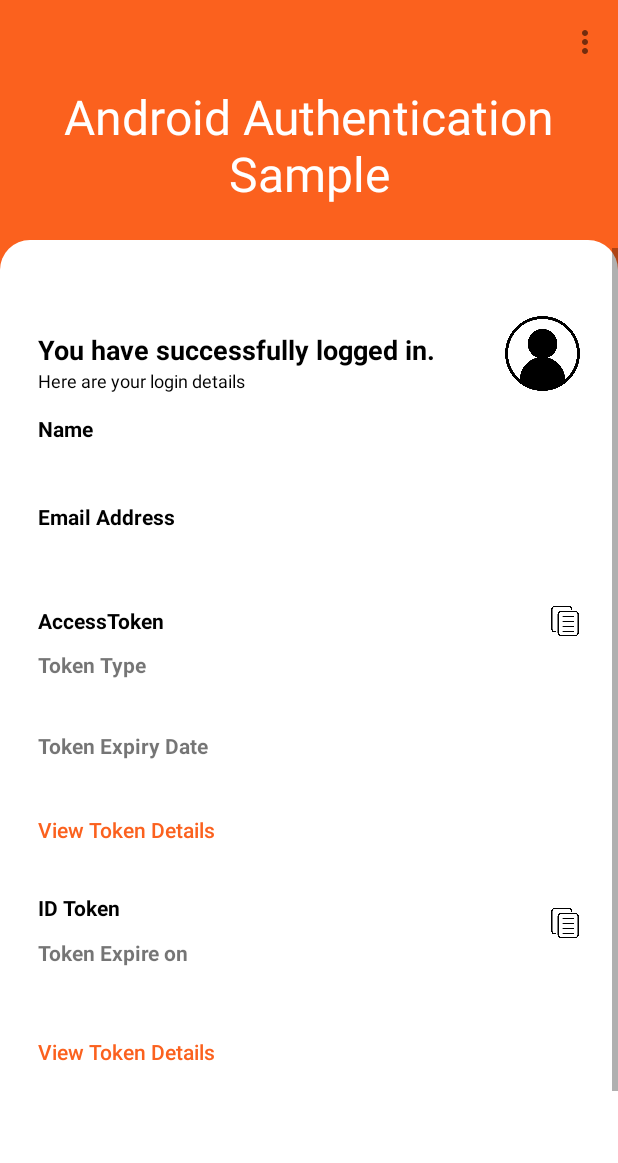
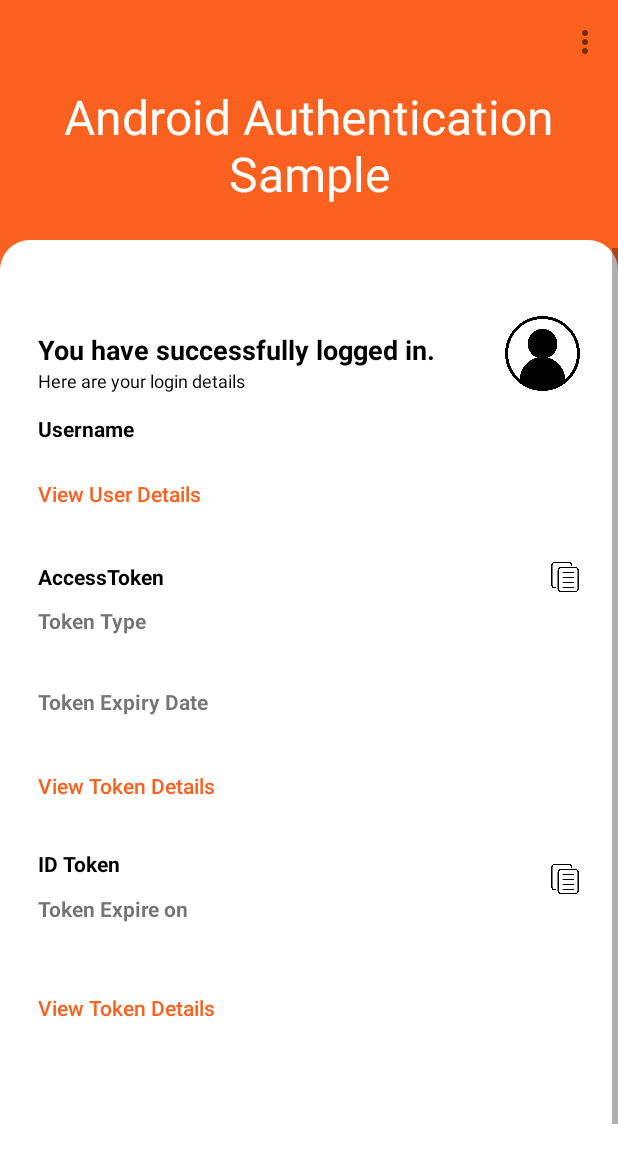
Before and after one commit to wso2-attic/identity-samples-android, an Android app: the UserInfoActivity screen opened directly, with no data from a screen before it, on a phone screen of 412 x 824 dp. Shown: the top 1163 px of the screen. Run offline under Robolectric (Android 15) with nearby library versions, the phone set to English and light mode, and no system bars; libraries missing offline, so code that uses them is left out: org.wso2.identity; 8 statements that could not run were skipped.

Commit message:
Show user attributes dynamically

```diff
--- a/app/build.gradle
+++ b/app/build.gradle
@@ -53,7 +53,7 @@ dependencies {
     testImplementation 'junit:junit:4.12'
     androidTestImplementation 'androidx.test.ext:junit:1.1.1'
     androidTestImplementation 'androidx.test.espresso:espresso-core:3.2.0'
-    implementation 'org.wso2.identity.sdk.android.oidc:wso2-oidc-sdk:0.0.3'
+    implementation 'org.wso2.identity.sdk.android.oidc:wso2-oidc-sdk:0.0.5'
 
 }
 android.defaultConfig.manifestPlaceholders = [
--- a/app/src/main/java/org/wso2/oidc/sample/UserInfoActivity.java
+++ b/app/src/main/java/org/wso2/oidc/sample/UserInfoActivity.java
@@ -53,8 +53,7 @@ public class UserInfoActivity extends AppCompatActivity {
     private LoginService mLoginService;
     private static final String LOG_TAG = "UserInfoActivity";
     private static boolean tokenShown = false;
-    private String mSubject;
-    private String mEmail;
+    private static boolean userShown = false;
     private String mName;
     private String mAccessToken;
     private String mIdToken;
@@ -104,7 +103,58 @@ public class UserInfoActivity extends AppCompatActivity {
         getTokenResponse();
         getIDTokenClaims();
         getUserInfoClaims();
+        getUser();
         getUIContent();
+    }
+
+    private void getUser(){
+
+        mName = mAuthenticationContext.getUser().getUserName();
+        Map<String, Object> attr= mAuthenticationContext.getUser().getAttributes();
+
+        LinearLayout linearLayout = (LinearLayout) findViewById(R.id.user_details);
+
+        for (Map.Entry<String, Object> claimEntry : attr.entrySet()) {
+            Log.i(LOG_TAG, claimEntry.getKey() + " : " + claimEntry.getValue());
+
+            RelativeLayout.LayoutParams keyParams = new RelativeLayout.LayoutParams(RelativeLayout.LayoutParams.MATCH_PARENT,
+                    RelativeLayout.LayoutParams.WRAP_CONTENT);
+            TextView claimKey = new TextView(this);
+            claimKey.setText(claimEntry.getKey());
+            claimKey.setTextSize(14);
+            claimKey.setGravity(Gravity.LEFT);
+            claimKey.setTypeface(null, Typeface.BOLD);
+            claimKey.setLayoutParams(keyParams);
+            linearLayout.addView(claimKey);
+
+            RelativeLayout.LayoutParams valueParams = new RelativeLayout.LayoutParams(RelativeLayout.LayoutParams.MATCH_PARENT,
+                    RelativeLayout.LayoutParams.WRAP_CONTENT);
+
+            valueParams.setMargins(0, 0, 0, 20);
+            TextView claimValue = new TextView(this);
+            claimValue.setText(claimEntry.getValue().toString());
+            claimValue.setTextSize(14);
+            claimValue.setGravity(Gravity.LEFT);
+            claimValue.setTypeface(null, Typeface.NORMAL);
+            claimValue.setLayoutParams(valueParams);
+            linearLayout.addView(claimValue);
+        }
+
+    }
+
+    private void showUserText() {
+        Button userButton = findViewById(R.id.show_user_details);
+        LinearLayout userView = findViewById(R.id.user_details);
+
+        if (userShown) {
+            userShown = false;
+            userView.setVisibility(View.GONE);
+            userButton.setText(R.string.showuserbtn);
+        } else {
+            userShown = true;
+            userView.setVisibility(View.VISIBLE);
+            userButton.setText(R.string.hideuserbtn);
+        }
     }
 
     /**
@@ -195,9 +245,7 @@ public class UserInfoActivity extends AppCompatActivity {
 
         UserInfoResponse userInfoResponse = mAuthenticationContext.getUserInfoResponse();
         if (userInfoResponse != null) {
-            mSubject = userInfoResponse.getSubject();
-            mEmail = userInfoResponse.getUserInfoProperty("email");
-            mName = userInfoResponse.getUserInfoProperty("given_name");
+            String subject = userInfoResponse.getSubject();
             Iterator<String> keys = userInfoResponse.getUserInfoProperties().keys();
             try {
                 while (keys.hasNext()) {
@@ -223,6 +271,8 @@ public class UserInfoActivity extends AppCompatActivity {
         findViewById(R.id.show_access_token_details).setOnClickListener(v -> showAccessTokenText());
         findViewById(R.id.id_copy).setOnClickListener(v -> copyIdToken());
         findViewById((R.id.access_copy)).setOnClickListener(v -> copyAccessToken());
+        findViewById(R.id.show_user_details).setOnClickListener(v -> showUserText());
+
     }
 
     private void copyIdToken() {
@@ -283,7 +333,6 @@ public class UserInfoActivity extends AppCompatActivity {
     private void addUiElements() {
 
         TextView usernameView = findViewById(R.id.username);
-        TextView emailIdView = findViewById(R.id.emailid);
         TextView name = findViewById(R.id.name);
         TextView idTokenView = findViewById(R.id.idtoken);
 
@@ -294,11 +343,10 @@ public class UserInfoActivity extends AppCompatActivity {
 
         idTokenView.setText(mIdToken);
         name.setText(mName);
-        if (mSubject != null) {
+        if (mName != null) {
             usernameView.setText("Hey ".concat(
-                    mSubject.substring(0, 1).toUpperCase() + mSubject.substring(1) + ","));
+                    mName.substring(0, 1).toUpperCase() + mName.substring(1) + ","));
         }
-        emailIdView.setText(mEmail);
 
         accessTokenView.setText(mAccessToken);
         accessTokenType.setText(tokenType);
--- a/app/src/main/res/layout/activity_user_info.xml
+++ b/app/src/main/res/layout/activity_user_info.xml
@@ -83,24 +83,15 @@
                     android:id="@+id/personal"
                     android:layout_width="match_parent"
                     android:layout_height="wrap_content"
+                    android:layout_margin="5sp"
+                    app:cardBackgroundColor="#FFF"
+                    app:cardCornerRadius="4dp"
                     app:cardElevation="0dp"
-                app:cardBackgroundColor="#FFF"
-                app:contentPadding="10sp"
-                android:layout_margin="5sp"
-                app:cardCornerRadius="4dp">
+                    app:contentPadding="10sp">
 
                 <RelativeLayout
                         android:layout_width="match_parent"
                         android:layout_height="match_parent">
-
-                    <TextView
-                        android:id="@+id/username"
-                        android:layout_width="match_parent"
-                        android:layout_height="20sp"
-                        android:layout_alignParentStart="true"
-                        android:textColor="@color/black"
-                        android:textSize="18sp"
-                        android:textStyle="bold" />
 
                     <TextView
                             android:id="@+id/greeting"
@@ -156,23 +147,33 @@
                             android:textSize="14sp" />
 
                     <TextView
-                        android:id="@+id/emailview"
-                        android:layout_width="wrap_content"
+                            android:id="@+id/username"
+                            android:layout_width="match_parent"
+                            android:layout_height="20sp"
+                            android:layout_alignParentStart="true"
+                            android:textColor="@color/black"
+                            android:textSize="18sp"
+                            android:textStyle="bold" />
+
+                    <LinearLayout
+                            android:id="@+id/user_details"
+                            android:layout_width="match_parent"
                             android:layout_height="wrap_content"
                             android:layout_below="@id/name"
-                        android:layout_marginTop="20sp"
-                        android:text="@string/email"
-                        android:textColor="@color/black"
-                        android:textSize="14sp"
-                        android:textStyle="bold" />
+                            android:layout_marginBottom="20sp"
+                            android:orientation="vertical"
+                            android:visibility="gone" />
 
-                    <TextView
-                        android:id="@+id/emailid"
+                    <Button
+                            android:id="@+id/show_user_details"
                             android:layout_width="wrap_content"
-                        android:layout_height="wrap_content"
-                        android:layout_below="@id/emailview"
-                        android:textColor="@color/light_black"
-                        android:textSize="14sp" />
+                            android:layout_height="29dp"
+                            android:layout_below="@id/user_details"
+                            android:background="@drawable/subdtle_btn"
+                            android:text="@string/showuserbtn"
+                            android:textAllCaps="false"
+                            android:textColor="@color/colorPrimary"
+                            android:textStyle="normal" />
 
                 </RelativeLayout>
             </androidx.cardview.widget.CardView>
--- a/app/src/main/res/raw/oidc_config.json
+++ b/app/src/main/res/raw/oidc_config.json
@@ -1,6 +1,6 @@
 {
-  "client_id": "rs5ww91iychg9JN0DJGLMaxG2Lsa",
+  "client_id": "tqVQ5YCvmlbdT9Z5FfK_bEnyUzca",
   "redirect_uri": "wso2sample://oauth2",
   "authorization_scope": "openid",
-  "discovery_uri": "https://stgcloud.kubesb.com/t/usertest.com/oauth2/oidcdiscovery/.well-known/openid-configuration"
+  "discovery_uri": "https://devcloud.kubesb.com/t/usertest.com/oauth2/oidcdiscovery/.well-known/openid-configuration"
 }
--- a/app/src/main/res/values/strings.xml
+++ b/app/src/main/res/values/strings.xml
@@ -33,7 +33,9 @@
     <string name="accesstoken">AccessToken</string>
     <string name="greeting_one">You have successfully logged in.</string>
     <string name="greeting_two">Here are your login details</string>
-    <string name="user_name">Name</string>
+    <string name="user_name">Username</string>
     <string name="welcome">Welcome</string>
     <string name="todo">TODO</string>
+    <string name="showuserbtn">View User Details</string>
+    <string name="hideuserbtn">Hide User Details</string>
 </resources>
```
Lines whose indentation alone changed are shown as unchanged.
